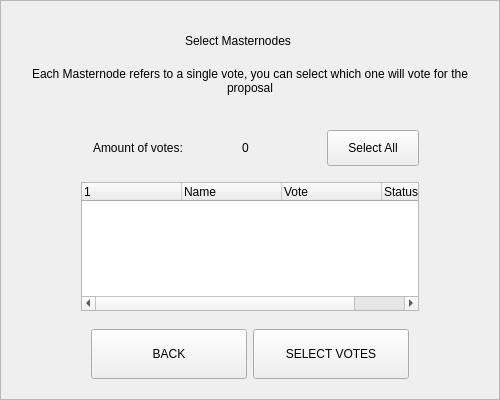
Qt form src/qt/rpdchain/forms/mnselectiondialog.ui (cimelli/RpdSource) before a commit.
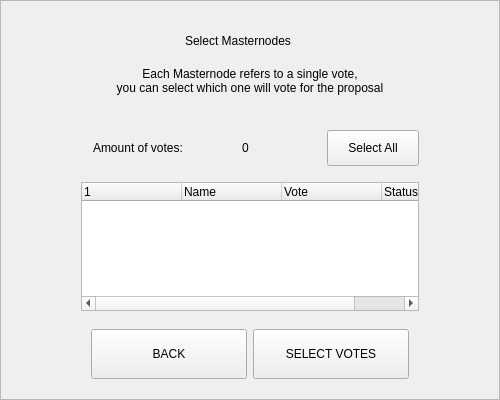
The same form after that commit.

Commit message: Clean up icon and fix feeTX for proposal

The edit to the form file:
```diff
--- a/src/qt/rpdchain/forms/mnselectiondialog.ui
+++ b/src/qt/rpdchain/forms/mnselectiondialog.ui
@@ -120,7 +120,8 @@
       <item>
        <widget class="QLabel" name="labelMessage">
         <property name="text">
-         <string>Each Masternode refers to a single vote, you can select which one will vote for the proposal</string>
+         <string>Each Masternode refers to a single vote, 
+you can select which one will vote for the proposal</string>
         </property>
         <property name="alignment">
          <set>Qt::AlignCenter</set>
```
The commit also changes 9 other files.
